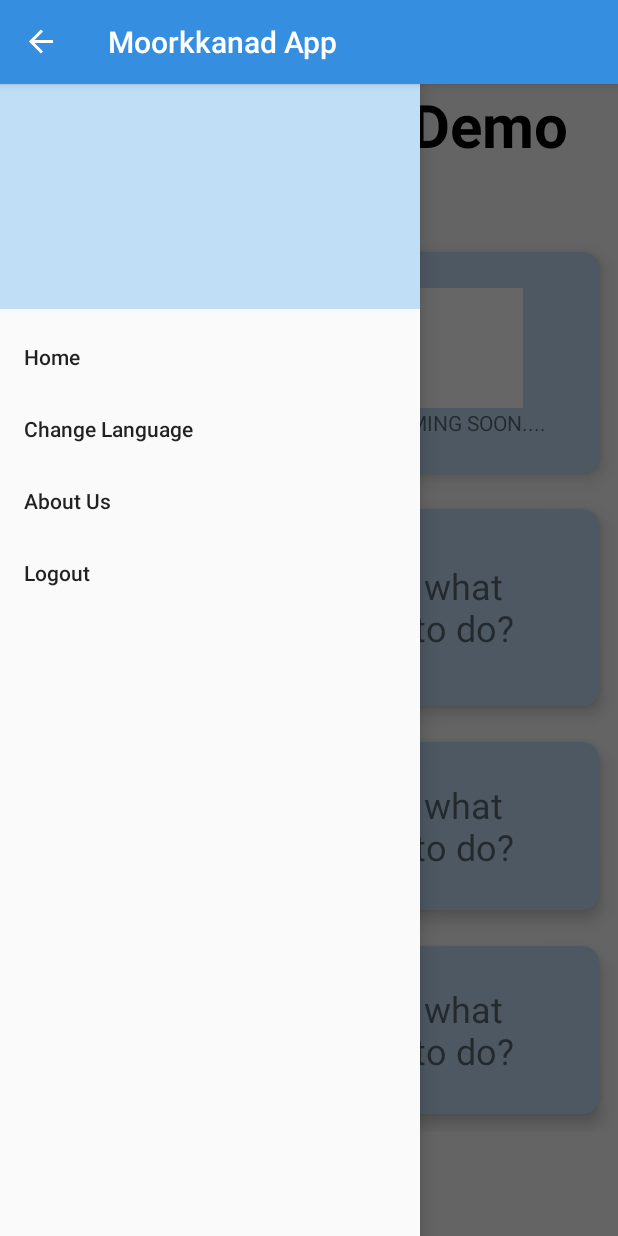
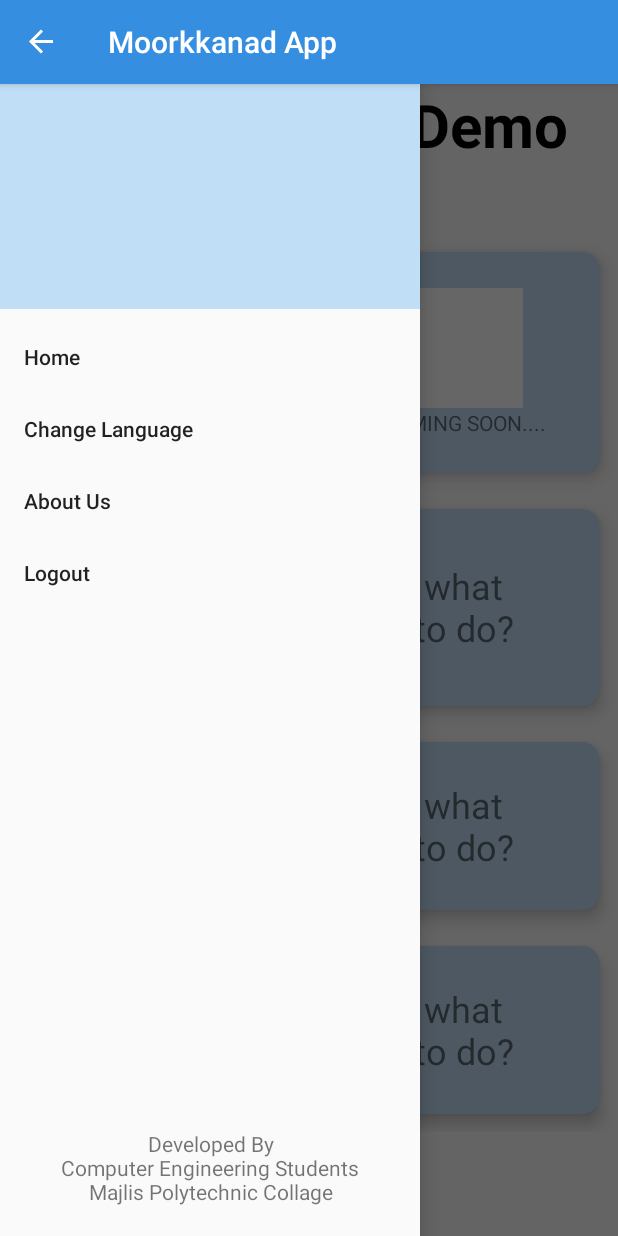
Before and after one commit to shaniOO3/Moorkkanad_App, an Android app: the Home screen opened directly, with no data from a screen before it, with the side drawer open, on a phone screen of 412 x 824 dp. Run offline under Robolectric (Android 15) with nearby library versions, the phone set to English and light mode, and no system bars; our stand-ins replace Firebase (no records; nobody signed in at launch, a user with empty details on screens opened directly); Roboto replaces fonts that are not available here.

Commit message:
SoLo003 add cheythu monne.....

```diff
--- a/app/src/main/java/com/mjpcproject/moorkkanadapp/FirestoreBloodList.java
+++ b/app/src/main/java/com/mjpcproject/moorkkanadapp/FirestoreBloodList.java
@@ -6,9 +6,10 @@
     private String phone;
     private String blood;
 
-    private FirestoreBloodList(){}
+    private FirestoreBloodList() {
+    }
 
-    private FirestoreBloodList(String name, String phone, String blood){
+    private FirestoreBloodList(String name, String phone, String blood) {
         this.name = name;
         this.phone = phone;
         this.blood = blood;
--- a/app/src/main/java/com/mjpcproject/moorkkanadapp/Home.java
+++ b/app/src/main/java/com/mjpcproject/moorkkanadapp/Home.java
@@ -62,7 +62,7 @@
     public View onCreateView(LayoutInflater inflater, ViewGroup container,
                              Bundle savedInstanceState) {
         // Inflate the layout for this fragment
-        View v =  inflater.inflate(R.layout.fragment_home, container, false);
+        View v = inflater.inflate(R.layout.fragment_home, container, false);
 
         card0 = v.findViewById(R.id.card0);
         card1 = v.findViewById(R.id.card1);
--- a/app/src/main/java/com/mjpcproject/moorkkanadapp/coronaupdate.java
+++ b/app/src/main/java/com/mjpcproject/moorkkanadapp/coronaupdate.java
@@ -27,10 +27,9 @@
 
     @Override
     public void onBackPressed() {
-        if (webview.canGoBack()){
+        if (webview.canGoBack()) {
             webview.goBack();
-        }
-        else {
+        } else {
             super.onBackPressed();
         }
     }
--- a/app/src/main/res/layout/activity_coronaupdate.xml
+++ b/app/src/main/res/layout/activity_coronaupdate.xml
@@ -9,6 +9,6 @@
     <WebView
         android:id="@+id/webview"
         android:layout_width="match_parent"
-        android:layout_height="match_parent"/>
+        android:layout_height="match_parent" />
 
 </RelativeLayout>
--- a/app/src/main/res/layout/activity_main.xml
+++ b/app/src/main/res/layout/activity_main.xml
@@ -2,9 +2,9 @@
 <androidx.drawerlayout.widget.DrawerLayout xmlns:android="http://schemas.android.com/apk/res/android"
     xmlns:app="http://schemas.android.com/apk/res-auto"
     xmlns:tools="http://schemas.android.com/tools"
+    android:id="@+id/drawer"
     android:layout_width="match_parent"
     android:layout_height="match_parent"
-    android:id="@+id/drawer"
     tools:context=".MainActivity"
     tools:openDrawer="start">
 
@@ -13,9 +13,9 @@
         android:layout_height="match_parent">
 
         <FrameLayout
+            android:id="@+id/container"
             android:layout_width="match_parent"
-            android:layout_height="match_parent"
-            android:id="@+id/container"/>
+            android:layout_height="match_parent" />
 
     </RelativeLayout>
 
@@ -23,11 +23,17 @@
         android:id="@+id/nav"
         android:layout_width="wrap_content"
         android:layout_height="match_parent"
+        android:layout_gravity="start"
         app:headerLayout="@layout/header"
-        app:menu="@menu/dawer_menu"
-        android:layout_gravity="start">
+        app:menu="@menu/dawer_menu">
 
-
+        <TextView
+            android:layout_width="match_parent"
+            android:layout_height="wrap_content"
+            android:layout_gravity="bottom"
+            android:layout_marginBottom="20dp"
+            android:gravity="center"
+            android:text="@string/developed_by_ncompuetr_engineering_students_nmajlis_polytechnic_collage" />
 
     </com.google.android.material.navigation.NavigationView>
 
--- a/app/src/main/res/layout/activity_otp.xml
+++ b/app/src/main/res/layout/activity_otp.xml
@@ -67,8 +67,8 @@
         android:background="@color/colorPrimary"
         android:clickable="true"
         android:focusable="true"
+        android:onClick="verifiyOTPButton"
         android:text="@string/verify_otp"
-        android:onClick="verifiyOTPButton"
         android:textColor="#ffff"
         android:textStyle="bold"
         app:layout_constraintEnd_toEndOf="parent"
--- a/app/src/main/res/layout/activity_personal_info.xml
+++ b/app/src/main/res/layout/activity_personal_info.xml
@@ -88,8 +88,8 @@
         android:layout_marginHorizontal="20dp"
         android:layout_marginTop="60dp"
         android:background="@color/colorPrimary"
+        android:clickable="true"
         android:focusable="true"
-        android:clickable="true"
         android:onClick="personalInfoAddButton"
         android:text="@string/save_continue"
         android:textColor="#ffff"
--- a/app/src/main/res/layout/fragment_home.xml
+++ b/app/src/main/res/layout/fragment_home.xml
@@ -29,6 +29,7 @@
             android:rowCount="3">
 
             <androidx.cardview.widget.CardView
+                android:id="@+id/card0"
                 android:layout_width="wrap_content"
                 android:layout_height="wrap_content"
                 android:layout_rowWeight="1"
@@ -39,8 +40,7 @@
                 android:foreground="?android:attr/selectableItemBackground"
                 app:cardBackgroundColor="@color/light"
                 app:cardCornerRadius="12dp"
-                app:cardElevation="6dp"
-                android:id="@+id/card0">
+                app:cardElevation="6dp">
 
                 <LinearLayout
                     android:layout_width="match_parent"
@@ -52,13 +52,13 @@
                     <ImageView
                         android:layout_width="80dp"
                         android:layout_height="80dp"
-                        android:src="@drawable/coronavirus"/>
+                        android:src="@drawable/coronavirus" />
 
                     <TextView
-                        android:gravity="center"
                         android:layout_width="124dp"
                         android:layout_height="wrap_content"
-                        android:text="COVID-19 UPDATES"/>
+                        android:gravity="center"
+                        android:text="COVID-19 UPDATES" />
 
                 </LinearLayout>
 
@@ -88,13 +88,13 @@
                     <ImageView
                         android:layout_width="80dp"
                         android:layout_height="80dp"
-                        android:src="#ffffff"/>
+                        android:src="#ffffff" />
 
                     <TextView
-                        android:gravity="center"
                         android:layout_width="124dp"
                         android:layout_height="wrap_content"
-                        android:text="COMING SOON...."/>
+                        android:gravity="center"
+                        android:text="COMING SOON...." />
 
                 </LinearLayout>
 
@@ -124,13 +124,13 @@
                     <ImageView
                         android:layout_width="80dp"
                         android:layout_height="80dp"
-                        android:src="@drawable/blood"/>
+                        android:src="@drawable/blood" />
 
                     <TextView
-                        android:gravity="center"
                         android:layout_width="124dp"
                         android:layout_height="wrap_content"
-                        android:text="BLOOD BANK"/>
+                        android:gravity="center"
+                        android:text="BLOOD BANK" />
 
                 </LinearLayout>
 
--- a/app/src/main/res/layout/header.xml
+++ b/app/src/main/res/layout/header.xml
@@ -1,12 +1,12 @@
 <?xml version="1.0" encoding="utf-8"?>
 <LinearLayout xmlns:android="http://schemas.android.com/apk/res/android"
-    android:orientation="vertical"
+    android:id="@+id/header"
     android:layout_width="match_parent"
     android:layout_height="150dp"
+    android:background="@color/light"
     android:gravity="bottom"
-    android:padding="20dp"
-    android:background="@color/light"
-    android:id="@+id/header">
+    android:orientation="vertical"
+    android:padding="20dp">
 
     <TextView
         android:id="@+id/show_name"
@@ -19,14 +19,14 @@
         android:id="@+id/show_phone_no"
         android:layout_width="match_parent"
         android:layout_height="20dp"
-        android:textColor="#02127C"
-        android:layout_marginTop="10dp" />
+        android:layout_marginTop="10dp"
+        android:textColor="#02127C" />
 
     <TextView
         android:id="@+id/show_ward"
         android:layout_width="match_parent"
         android:layout_height="20dp"
-        android:textColor="#02127C"
-        android:layout_marginTop="10dp" />
+        android:layout_marginTop="10dp"
+        android:textColor="#02127C" />
 
 </LinearLayout>
```
Also changed, not shown: app/src/main/AndroidManifest.xml (+7 -4 lines), app/src/main/java/com/mjpcproject/moorkkanadapp/BloodBank.java (+48 -9 lines), app/src/main/java/com/mjpcproject/moorkkanadapp/Login.java (+3 -5 lines), app/src/main/java/com/mjpcproject/moorkkanadapp/MainActivity.java (+15 -18 lines), app/src/main/java/com/mjpcproject/moorkkanadapp/Otp.java (+8 -10 lines), app/src/main/java/com/mjpcproject/moorkkanadapp/PersonalInfo.java (+5 -7 lines), app/src/main/java/com/mjpcproject/moorkkanadapp/Welcome.java (+5 -7 lines), app/src/main/res/layout/fragment_about_us.xml (+5 -5 lines), app/src/main/res/layout/list_item_single.xml (+7 -6 lines).
